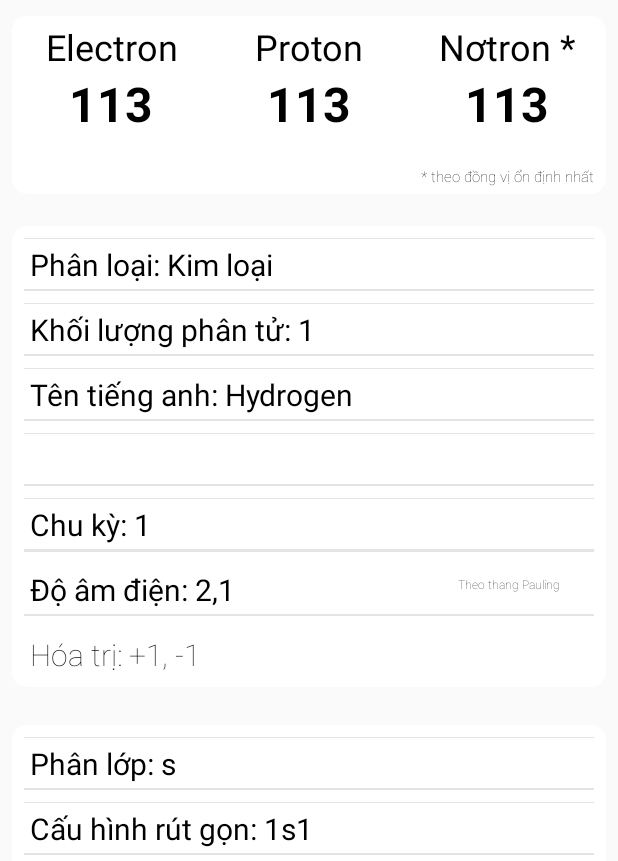
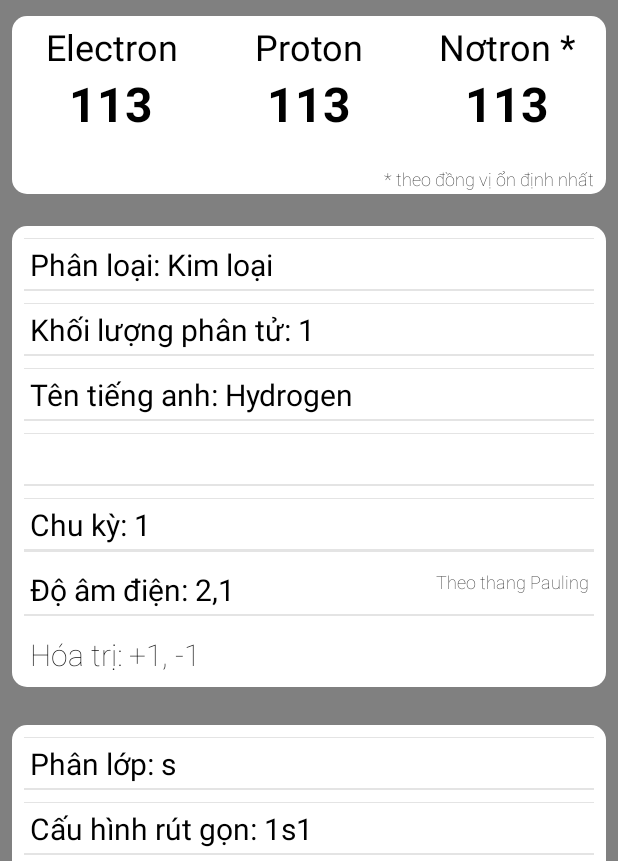
Before and after one commit to AuNguyenTrungNguyen/Luan-Van-Tot-Nghiep-App, an Android app: the DetailElementActivity screen opened directly, with no data from a screen before it, on a phone screen of 412 x 824 dp, the part 375-1236 px from its top. Run offline under Robolectric (Android 15) with nearby library versions, the phone set to English and light mode, and no system bars; pictures from the network do not load.

Commit message:
design text size detail element

```diff
--- a/app/src/main/res/layout/activity_detail_element.xml
+++ b/app/src/main/res/layout/activity_detail_element.xml
@@ -63,6 +63,7 @@
         android:layout_width="match_parent"
         android:layout_height="match_parent"
         android:clipToPadding="false"
+        android:background="#808080"
         app:layout_behavior="@string/appbar_scrolling_view_behavior">
 
         <LinearLayout
@@ -202,7 +203,7 @@
                         android:gravity="right"
                         android:text="* theo đồng vị ổn định nhất"
                         android:textColor="#000"
-                        android:textSize="10dp" />
+                        android:textSize="12dp" />
 
                 </LinearLayout>
 
@@ -293,14 +294,14 @@
                         android:layout_height="wrap_content"
                         android:background="@drawable/background_detail_element_textview"
                         android:orientation="horizontal"
-                        android:weightSum="4">
+                        android:weightSum="5">
 
                         <TextView
                             android:id="@+id/tv_electronegativity"
                             android:layout_width="match_parent"
                             android:layout_height="wrap_content"
                             android:layout_marginTop="8dp"
-                            android:layout_weight="1"
+                            android:layout_weight="2"
                             android:fontFamily="sans-serif-thin"
                             android:padding="4dp"
                             android:text="Độ âm điện: 2,1"
@@ -315,9 +316,10 @@
                             android:layout_weight="3"
                             android:fontFamily="sans-serif-thin"
                             android:padding="4dp"
+                            android:gravity="right"
                             android:text="Theo thang Pauling"
                             android:textColor="#000"
-                            android:textSize="8dp" />
+                            android:textSize="12dp" />
 
                     </LinearLayout>
 
```
